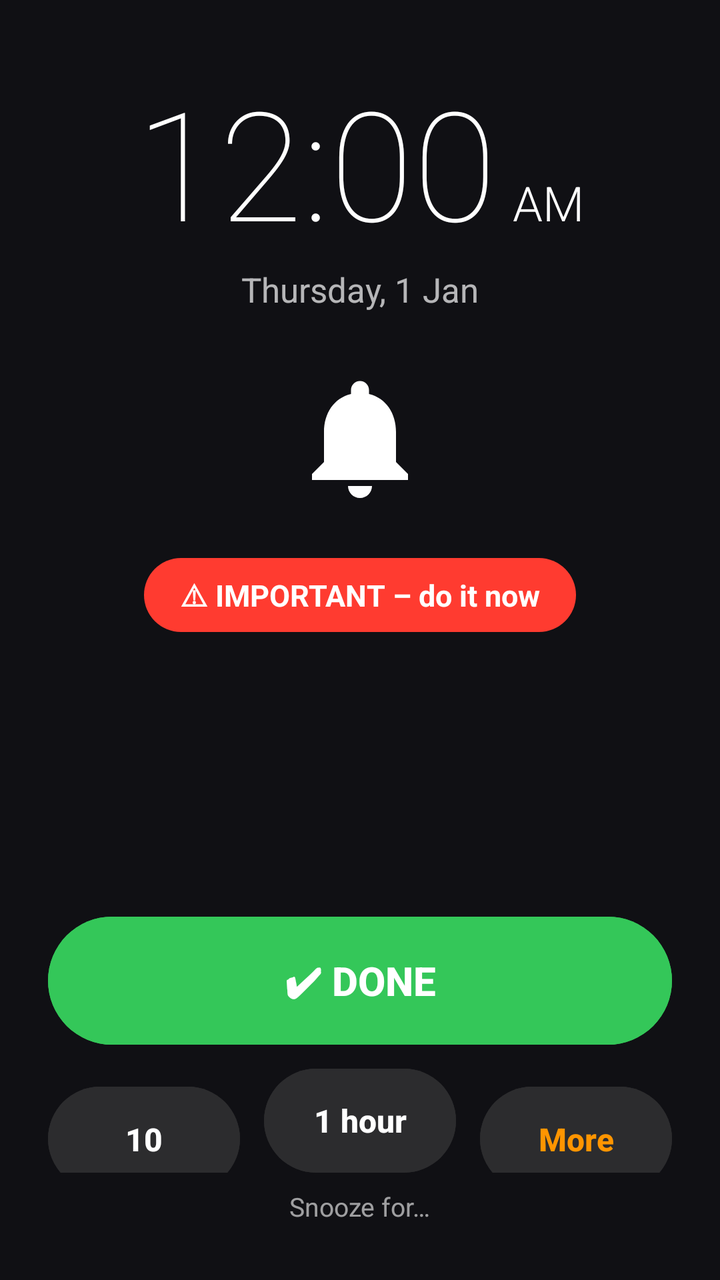
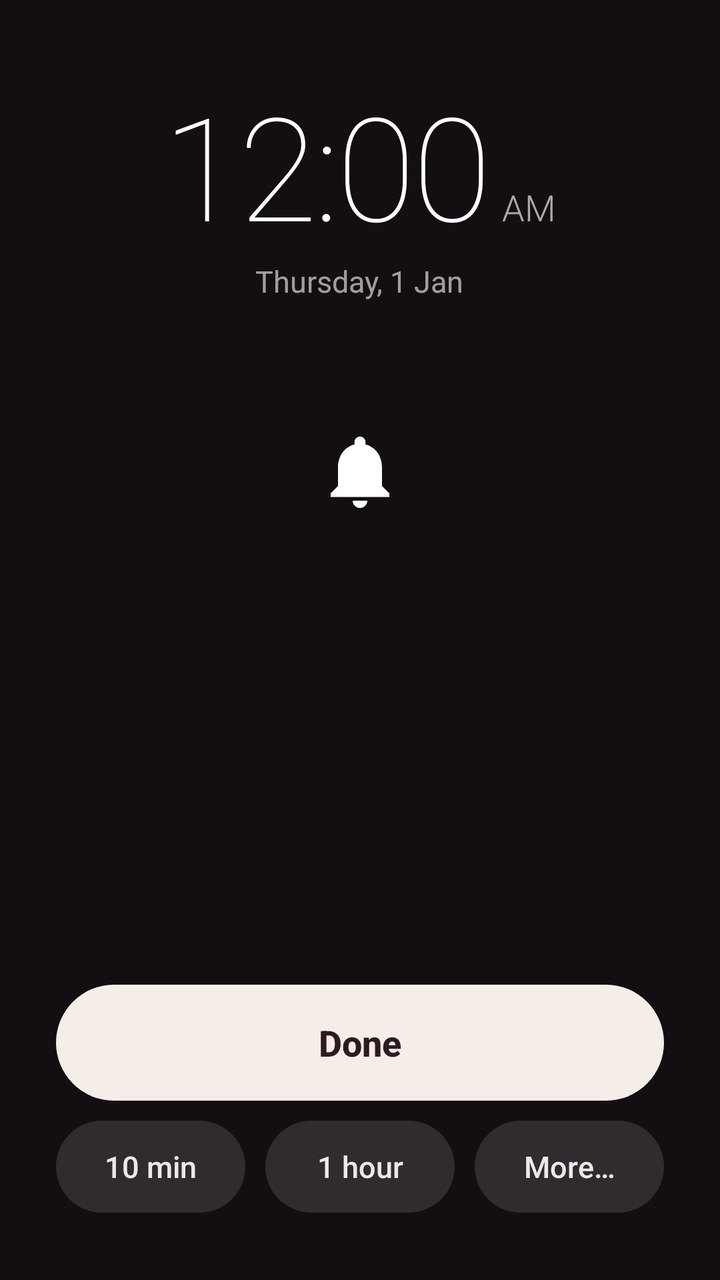

Two renders of the same Android screen: before a commit and after it. Below are the layout's source before the change and the commit's diff.
<!-- AndroidManifest.xml: activity theme Theme.OfficeToDo.Alarm -->
<!-- res/layout/activity_alarm.xml -->
<?xml version="1.0" encoding="utf-8"?>
<LinearLayout xmlns:android="http://schemas.android.com/apk/res/android"
    xmlns:app="http://schemas.android.com/apk/res-auto"
    android:layout_width="match_parent"
    android:layout_height="match_parent"
    android:background="@color/alarm_bg"
    android:gravity="center_horizontal"
    android:orientation="vertical"
    android:paddingHorizontal="24dp"
    android:paddingTop="40dp"
    android:paddingBottom="28dp">

    
    <LinearLayout
        android:layout_width="wrap_content"
        android:layout_height="wrap_content"
        android:baselineAligned="true"
        android:orientation="horizontal">

        <TextClock
            android:id="@+id/clock"
            android:layout_width="wrap_content"
            android:layout_height="wrap_content"
            android:fontFamily="sans-serif-thin"
            android:format12Hour="h:mm"
            android:format24Hour="HH:mm"
            android:includeFontPadding="false"
            android:maxLines="1"
            android:textColor="@color/white"
            android:textSize="76sp" />

        <TextClock
            android:id="@+id/ampm"
            android:layout_width="wrap_content"
            android:layout_height="wrap_content"
            android:layout_marginStart="8dp"
            android:fontFamily="sans-serif-light"
            android:format12Hour="a"
            android:format24Hour="a"
            android:maxLines="1"
            android:textAllCaps="true"
            android:textColor="@color/white"
            android:textSize="24sp" />
    </LinearLayout>

    <TextClock
        android:layout_width="wrap_content"
        android:layout_height="wrap_content"
        android:layout_marginTop="4dp"
        android:alpha="0.7"
        android:format12Hour="EEEE, d MMM"
        android:format24Hour="EEEE, d MMM"
        android:textColor="@color/white"
        android:textSize="17sp" />

    <View
        android:layout_width="match_parent"
        android:layout_height="0dp"
        android:layout_weight="1" />

    <ImageView
        android:id="@+id/bell"
        android:layout_width="72dp"
        android:layout_height="72dp"
        android:importantForAccessibility="no"
        android:src="@drawable/ic_bell_big" />

    <TextView
        android:id="@+id/important"
        android:layout_width="wrap_content"
        android:layout_height="wrap_content"
        android:layout_marginTop="24dp"
        android:background="@drawable/bg_pill_danger"
        android:maxLines="1"
        android:paddingHorizontal="18dp"
        android:paddingVertical="8dp"
        android:text="@string/ui_important_do_it_now"
        android:textColor="@color/white"
        android:textSize="15sp"
        android:textStyle="bold" />

    <TextView
        android:id="@+id/title"
        android:layout_width="match_parent"
        android:layout_height="wrap_content"
        android:layout_marginTop="20dp"
        android:ellipsize="end"
        android:gravity="center"
        android:maxLines="3"
        android:textColor="@color/white"
        android:textSize="28sp"
        android:textStyle="bold" />

    <TextView
        android:id="@+id/due"
        android:layout_width="match_parent"
        android:layout_height="wrap_content"
        android:layout_marginTop="6dp"
        android:alpha="0.7"
        android:gravity="center"
        android:textColor="@color/white"
        android:textSize="16sp" />

    <TextView
        android:id="@+id/notes"
        android:layout_width="match_parent"
        android:layout_height="wrap_content"
        android:layout_marginTop="10dp"
        android:alpha="0.7"
        android:ellipsize="end"
        android:gravity="center"
        android:maxLines="3"
        android:textColor="@color/white"
        android:textSize="15sp" />

    <View
        android:layout_width="match_parent"
        android:layout_height="0dp"
        android:layout_weight="1" />

    <com.google.android.material.button.MaterialButton
        android:id="@+id/done"
        android:layout_width="match_parent"
        android:layout_height="64dp"
        android:backgroundTint="@color/ios_green"
        android:text="@string/ui_done"
        android:textColor="@color/white"
        android:textSize="20sp"
        app:cornerRadius="32dp" />

    <LinearLayout
        android:layout_width="match_parent"
        android:layout_height="wrap_content"
        android:layout_marginTop="12dp"
        android:orientation="horizontal">

        <com.google.android.material.button.MaterialButton
            android:id="@+id/snooze10"
            android:layout_width="0dp"
            android:layout_height="52dp"
            android:layout_marginEnd="6dp"
            android:layout_weight="1"
            android:backgroundTint="@color/alarm_button"
            android:maxLines="1"
            android:text="@string/ui_10_min"
            android:textColor="@color/white"
            android:textSize="16sp"
            app:cornerRadius="26dp" />

        <com.google.android.material.button.MaterialButton
            android:id="@+id/snooze60"
            android:layout_width="0dp"
            android:layout_height="52dp"
            android:layout_marginStart="6dp"
            android:layout_marginEnd="6dp"
            android:layout_weight="1"
            android:backgroundTint="@color/alarm_button"
            android:maxLines="1"
            android:text="@string/ui_1_hour"
            android:textColor="@color/white"
            android:textSize="16sp"
            app:cornerRadius="26dp" />

        <com.google.android.material.button.MaterialButton
            android:id="@+id/snooze_more"
            android:layout_width="0dp"
            android:layout_height="52dp"
            android:layout_marginStart="6dp"
            android:layout_weight="1"
            android:backgroundTint="@color/alarm_button"
            android:maxLines="1"
            android:text="@string/ui_more"
            android:textColor="@color/ios_orange"
            android:textSize="16sp"
            app:cornerRadius="26dp" />
    </LinearLayout>

    <TextView
        android:layout_width="wrap_content"
        android:layout_height="wrap_content"
        android:layout_marginTop="8dp"
        android:alpha="0.6"
        android:text="@string/ui_snooze_for"
        android:textColor="@color/white"
        android:textSize="13sp" />
</LinearLayout>
<!-- resources referenced by this layout -->
<resources>
  <color name="alarm_bg">#101014</color>
  <color name="alarm_button">#2C2C2E</color>
  <color name="ios_green">#34C759</color>
  <color name="ios_orange">#FF9500</color>
  <color name="white">#FFFFFF</color>
  <!-- drawable bg_pill_danger (drawable) -->
  <shape xmlns:android="http://schemas.android.com/apk/res/android" android:shape="rectangle">
      <solid android:color="@color/ios_red" />
      <corners android:radius="100dp" />
  </shape>
  <string name="ui_10_min">10 min</string>
  <string name="ui_1_hour">1 hour</string>
  <string name="ui_done">✔  DONE</string>
  <string name="ui_important_do_it_now">⚠  IMPORTANT – do it now</string>
  <string name="ui_more">More…</string>
  <string name="ui_snooze_for">Snooze for…</string>
  <color name="ios_red">#FF3B30</color>
  <color name="brand">#007AFF</color>
  <color name="ios_bg">#F2F2F7</color>
  <color name="ios_label">#000000</color>
  <color name="ios_secondary">#8E8E93</color>
  <style name="IosToolbar" parent="Widget.Material3.Toolbar">
          <item name="android:background">@color/ios_bg</item>
          <item name="titleCentered">true</item>
          <item name="titleTextAppearance">@style/IosNavTitle</item>
          <item name="navigationIconTint">?attr/colorPrimary</item>
      </style>
  <style name="IosOverflow" parent="Widget.AppCompat.ActionButton.Overflow">
          <item name="android:src">@drawable/ic_more</item>
      </style>
  <style name="IosDialog" parent="ThemeOverlay.Material3.MaterialAlertDialog">
          <item name="shapeAppearanceOverlay">@style/IosDialogShape</item>
          <item name="colorSurfaceContainerHigh">@color/ios_cell</item>
      </style>
  <style name="IosChip" parent="Widget.Material3.Chip.Assist">
          <item name="chipBackgroundColor">@color/ios_cell</item>
          <item name="chipStrokeWidth">0dp</item>
          <item name="chipCornerRadius">16dp</item>
          <item name="android:textColor">?attr/colorPrimary</item>
      </style>
  <style name="IosBottomSheetDialog" parent="ThemeOverlay.Material3.BottomSheetDialog">
          <item name="bottomSheetStyle">@style/IosBottomSheet</item>
      </style>
  <style name="IosNavTitle" parent="TextAppearance.Material3.TitleMedium">
          <item name="android:textSize">17sp</item>
          <item name="android:textStyle">bold</item>
          <item name="android:textColor">@color/ios_label</item>
      </style>
  <style name="IosDialogShape" parent="">
          <item name="cornerFamily">rounded</item>
          <item name="cornerSize">16dp</item>
      </style>
  <color name="ios_cell">#FFFFFF</color>
  <style name="IosBottomSheet" parent="Widget.Material3.BottomSheet.Modal">
          <item name="backgroundTint">@color/ios_cell</item>
      </style>
  <!-- unchanged entries left out for length: 6 -->
</resources>

<!-- the commit's change to res/layout/activity_alarm.xml (unified diff, before → after) -->
@@ -1,16 +1,15 @@
 <?xml version="1.0" encoding="utf-8"?>
 <LinearLayout xmlns:android="http://schemas.android.com/apk/res/android"
-    xmlns:app="http://schemas.android.com/apk/res-auto"
+    android:id="@+id/alarm_root"
     android:layout_width="match_parent"
     android:layout_height="match_parent"
     android:background="@color/alarm_bg"
     android:gravity="center_horizontal"
     android:orientation="vertical"
-    android:paddingHorizontal="24dp"
-    android:paddingTop="40dp"
+    android:paddingHorizontal="28dp"
+    android:paddingTop="44dp"
     android:paddingBottom="28dp">
 
-    
     <LinearLayout
         android:layout_width="wrap_content"
         android:layout_height="wrap_content"
@@ -25,162 +24,190 @@
             android:format12Hour="h:mm"
             android:format24Hour="HH:mm"
             android:includeFontPadding="false"
+            android:letterSpacing="-0.02"
             android:maxLines="1"
             android:textColor="@color/white"
-            android:textSize="76sp" />
+            android:textSize="72sp" />
 
         <TextClock
             android:id="@+id/ampm"
             android:layout_width="wrap_content"
             android:layout_height="wrap_content"
-            android:layout_marginStart="8dp"
+            android:layout_marginStart="6dp"
+            android:alpha="0.65"
             android:fontFamily="sans-serif-light"
             android:format12Hour="a"
             android:format24Hour="a"
             android:maxLines="1"
             android:textAllCaps="true"
             android:textColor="@color/white"
-            android:textSize="24sp" />
+            android:textSize="18sp" />
     </LinearLayout>
 
     <TextClock
         android:layout_width="wrap_content"
         android:layout_height="wrap_content"
-        android:layout_marginTop="4dp"
-        android:alpha="0.7"
+        android:layout_marginTop="2dp"
+        android:alpha="0.6"
         android:format12Hour="EEEE, d MMM"
         android:format24Hour="EEEE, d MMM"
         android:textColor="@color/white"
-        android:textSize="17sp" />
+        android:textSize="15sp" />
 
     <View
         android:layout_width="match_parent"
         android:layout_height="0dp"
         android:layout_weight="1" />
 
-    <ImageView
-        android:id="@+id/bell"
-        android:layout_width="72dp"
-        android:layout_height="72dp"
-        android:importantForAccessibility="no"
-        android:src="@drawable/ic_bell_big" />
-
-    <TextView
-        android:id="@+id/important"
-        android:layout_width="wrap_content"
-        android:layout_height="wrap_content"
-        android:layout_marginTop="24dp"
-        android:background="@drawable/bg_pill_danger"
-        android:maxLines="1"
+    
+    <FrameLayout
+        android:layout_width="170dp"
+        android:layout_height="170dp"
+        android:clipChildren="false">
+
+        <View
+            android:id="@+id/ripple1"
+            android:layout_width="100dp"
+            android:layout_height="100dp"
+            android:layout_gravity="center" />
+
+        <View
+            android:id="@+id/ripple2"
+            android:layout_width="100dp"
+            android:layout_height="100dp"
+            android:layout_gravity="center" />
+
+        <FrameLayout
+            android:id="@+id/bell_disc"
+            android:layout_width="100dp"
+            android:layout_height="100dp"
+            android:layout_gravity="center">
+
+            <ImageView
+                android:id="@+id/bell"
+                android:layout_width="44dp"
+                android:layout_height="44dp"
+                android:layout_gravity="center"
+                android:importantForAccessibility="no"
+                android:src="@drawable/ic_bell_big" />
+        </FrameLayout>
+    </FrameLayout>
+
+    
+    <LinearLayout
+        android:id="@+id/card"
+        android:layout_width="match_parent"
+        android:layout_height="wrap_content"
+        android:layout_marginTop="8dp"
+        android:gravity="center_horizontal"
+        android:orientation="vertical"
         android:paddingHorizontal="18dp"
-        android:paddingVertical="8dp"
-        android:text="@string/ui_important_do_it_now"
-        android:textColor="@color/white"
-        android:textSize="15sp"
-        android:textStyle="bold" />
-
-    <TextView
-        android:id="@+id/title"
-        android:layout_width="match_parent"
-        android:layout_height="wrap_content"
-        android:layout_marginTop="20dp"
-        android:ellipsize="end"
-        android:gravity="center"
-        android:maxLines="3"
-        android:textColor="@color/white"
-        android:textSize="28sp"
-        android:textStyle="bold" />
-
-    <TextView
-        android:id="@+id/due"
-        android:layout_width="match_parent"
-        android:layout_height="wrap_content"
-        android:layout_marginTop="6dp"
-        android:alpha="0.7"
-        android:gravity="center"
-        android:textColor="@color/white"
-        android:textSize="16sp" />
-
-    <TextView
-        android:id="@+id/notes"
-        android:layout_width="match_parent"
-        android:layout_height="wrap_content"
-        android:layout_marginTop="10dp"
-        android:alpha="0.7"
-        android:ellipsize="end"
-        android:gravity="center"
-        android:maxLines="3"
-        android:textColor="@color/white"
-        android:textSize="15sp" />
+        android:paddingVertical="18dp">
+
+        <TextView
+            android:id="@+id/important"
+            android:layout_width="wrap_content"
+            android:layout_height="wrap_content"
+            android:layout_marginBottom="10dp"
+            android:maxLines="1"
+            android:paddingHorizontal="12dp"
+            android:paddingVertical="4dp"
+            android:textSize="12sp"
+            android:textStyle="bold" />
+
+        <TextView
+            android:id="@+id/title"
+            android:layout_width="match_parent"
+            android:layout_height="wrap_content"
+            android:ellipsize="end"
+            android:fontFamily="sans-serif-medium"
+            android:gravity="center"
+            android:lineSpacingMultiplier="1.1"
+            android:maxLines="3"
+            android:textColor="@color/white"
+            android:textSize="22sp" />
+
+        <TextView
+            android:id="@+id/due"
+            android:layout_width="match_parent"
+            android:layout_height="wrap_content"
+            android:layout_marginTop="6dp"
+            android:alpha="0.6"
+            android:gravity="center"
+            android:textColor="@color/white"
+            android:textSize="14sp" />
+
+        <TextView
+            android:id="@+id/notes"
+            android:layout_width="match_parent"
+            android:layout_height="wrap_content"
+            android:layout_marginTop="8dp"
+            android:alpha="0.6"
+            android:ellipsize="end"
+            android:gravity="center"
+            android:maxLines="3"
+            android:textColor="@color/white"
+            android:textSize="14sp" />
+
+        
+        <LinearLayout
+            android:id="@+id/dots"
+            android:layout_width="wrap_content"
+            android:layout_height="wrap_content"
+            android:layout_marginTop="12dp"
+            android:orientation="horizontal" />
+    </LinearLayout>
 
     <View
         android:layout_width="match_parent"
         android:layout_height="0dp"
         android:layout_weight="1" />
 
-    <com.google.android.material.button.MaterialButton
+    <TextView
         android:id="@+id/done"
         android:layout_width="match_parent"
-        android:layout_height="64dp"
-        android:backgroundTint="@color/ios_green"
-        android:text="@string/ui_done"
-        android:textColor="@color/white"
-        android:textSize="20sp"
-        app:cornerRadius="32dp" />
+        android:layout_height="58dp"
+        android:background="@drawable/bg_alarm_done"
+        android:fontFamily="sans-serif-medium"
+        android:foreground="?android:attr/selectableItemBackground"
+        android:gravity="center"
+        android:text="@string/alarm_done"
+        android:textColor="@color/alarm_done_text"
+        android:textSize="18sp"
+        android:textStyle="bold" />
 
     <LinearLayout
         android:layout_width="match_parent"
         android:layout_height="wrap_content"
-        android:layout_marginTop="12dp"
+        android:layout_marginTop="10dp"
         android:orientation="horizontal">
 
-        <com.google.android.material.button.MaterialButton
+        <TextView
             android:id="@+id/snooze10"
-            android:layout_width="0dp"
-            android:layout_height="52dp"
-            android:layout_marginEnd="6dp"
-            android:layout_weight="1"
-            android:backgroundTint="@color/alarm_button"
-            android:maxLines="1"
-            android:text="@string/ui_10_min"
-            android:textColor="@color/white"
-            android:textSize="16sp"
-            app:cornerRadius="26dp" />
-
-        <com.google.android.material.button.MaterialButton
+            style="@style/AlarmSnoozePill"
+            android:layout_marginEnd="5dp"
+            android:text="@string/ui_10_min" />
+
+        <TextView
             android:id="@+id/snooze60"
-            android:layout_width="0dp"
-            android:layout_height="52dp"
-            android:layout_marginStart="6dp"
-            android:layout_marginEnd="6dp"
-            android:layout_weight="1"
-            android:backgroundTint="@color/alarm_button"
-            android:maxLines="1"
-            android:text="@string/ui_1_hour"
-            android:textColor="@color/white"
-            android:textSize="16sp"
-            app:cornerRadius="26dp" />
-
-        <com.google.android.material.button.MaterialButton
+            style="@style/AlarmSnoozePill"
+            android:layout_marginStart="5dp"
+            android:layout_marginEnd="5dp"
+            android:text="@string/ui_1_hour" />
+
+        <TextView
             android:id="@+id/snooze_more"
-            android:layout_width="0dp"
-            android:layout_height="52dp"
-            android:layout_marginStart="6dp"
-            android:layout_weight="1"
-            android:backgroundTint="@color/alarm_button"
-            android:maxLines="1"
-            android:text="@string/ui_more"
-            android:textColor="@color/ios_orange"
-            android:textSize="16sp"
-            app:cornerRadius="26dp" />
+            style="@style/AlarmSnoozePill"
+            android:layout_marginStart="5dp"
+            android:text="@string/ui_more" />
     </LinearLayout>
 
     <TextView
         android:layout_width="wrap_content"
         android:layout_height="wrap_content"
         android:layout_marginTop="8dp"
-        android:alpha="0.6"
-        android:text="@string/ui_snooze_for"
+        android:alpha="0.45"
+        android:text="@string/alarm_snooze_hint"
         android:textColor="@color/white"
-        android:textSize="13sp" />
+        android:textSize="12sp" />
 </LinearLayout>
<!-- resource entries referenced after the edit -->
@@ -1,22 +1,40 @@
 <!-- resources referenced by this layout -->
 <resources>
-  <color name="alarm_bg">#101014</color>
-  <color name="alarm_button">#2C2C2E</color>
-  <color name="ios_green">#34C759</color>
-  <color name="ios_orange">#FF9500</color>
+  <color name="alarm_bg">#120E12</color>
+  <color name="alarm_done_text">#2E1A1F</color>
   <color name="white">#FFFFFF</color>
-  <!-- drawable bg_pill_danger (drawable) -->
+  <!-- drawable bg_alarm_done (drawable) -->
+  <?xml version="1.0" encoding="utf-8"?>
   <shape xmlns:android="http://schemas.android.com/apk/res/android" android:shape="rectangle">
-      <solid android:color="@color/ios_red" />
-      <corners android:radius="100dp" />
+      <solid android:color="@color/alarm_done_bg" />
+      <corners android:radius="29dp" />
   </shape>
+  <string name="alarm_done">Done</string>
+  <string name="alarm_snooze_hint">Snooze</string>
   <string name="ui_10_min">10 min</string>
   <string name="ui_1_hour">1 hour</string>
-  <string name="ui_done">✔  DONE</string>
-  <string name="ui_important_do_it_now">⚠  IMPORTANT – do it now</string>
   <string name="ui_more">More…</string>
-  <string name="ui_snooze_for">Snooze for…</string>
-  <color name="ios_red">#FF3B30</color>
+  <style name="AlarmSnoozePill">
+          <item name="android:layout_width">0dp</item>
+          <item name="android:layout_height">46dp</item>
+          <item name="android:layout_weight">1</item>
+          <item name="android:background">@drawable/bg_alarm_snooze</item>
+          <item name="android:foreground">?android:attr/selectableItemBackground</item>
+          <item name="android:gravity">center</item>
+          <item name="android:maxLines">1</item>
+          <item name="android:ellipsize">end</item>
+          <item name="android:paddingHorizontal">6dp</item>
+          <item name="android:textColor">#E6FFFFFF</item>
+          <item name="android:textSize">15sp</item>
+          <item name="android:fontFamily">sans-serif-medium</item>
+      </style>
+  <color name="alarm_done_bg">#F5EDE8</color>
+  <!-- drawable bg_alarm_snooze (drawable) -->
+  <?xml version="1.0" encoding="utf-8"?>
+  <shape xmlns:android="http://schemas.android.com/apk/res/android" android:shape="rectangle">
+      <solid android:color="#1FFFFFFF" />
+      <corners android:radius="23dp" />
+  </shape>
   <color name="brand">#007AFF</color>
   <color name="ios_bg">#F2F2F7</color>
   <color name="ios_label">#000000</color>
